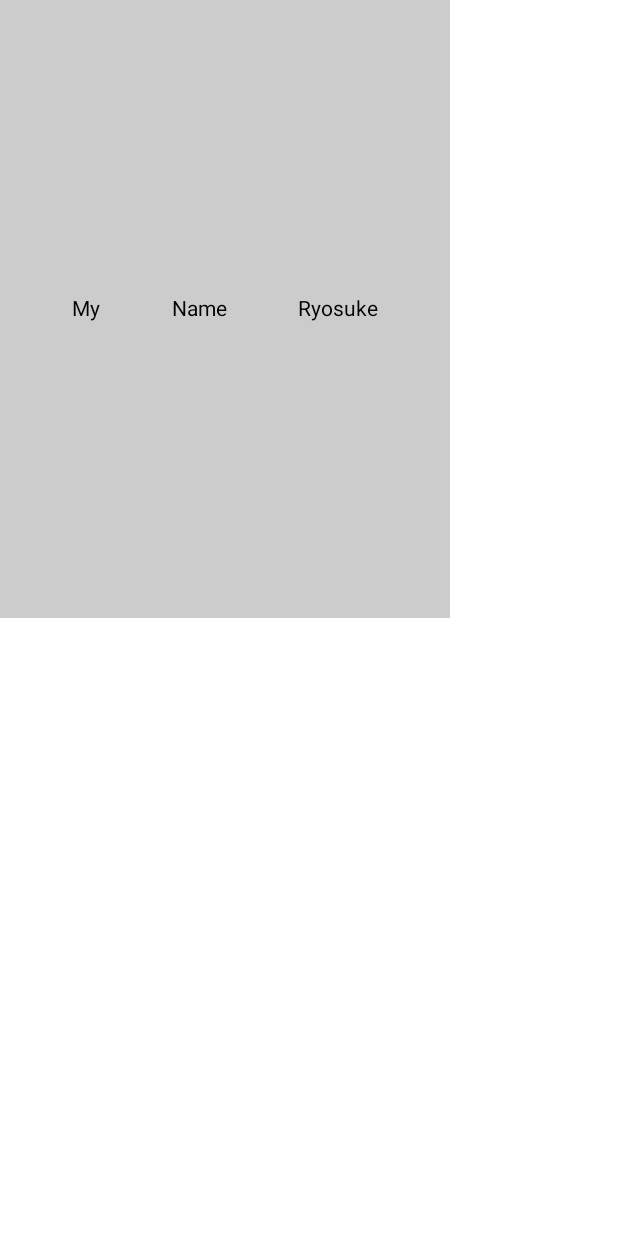
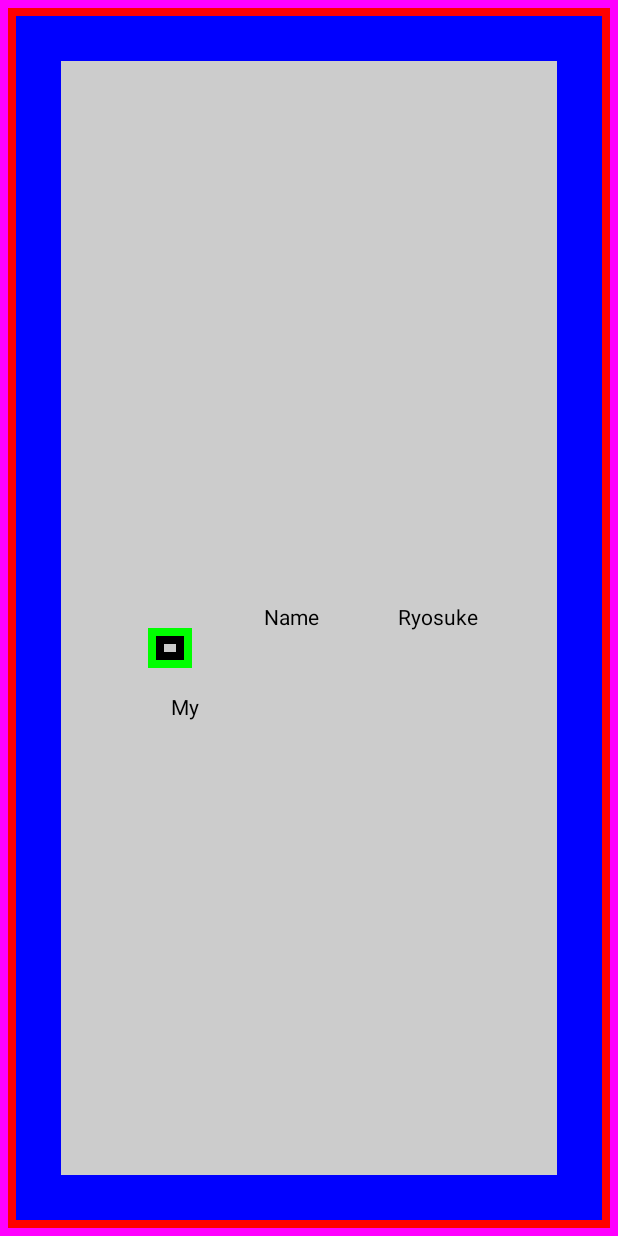
Before and after one commit to Ryosuke-Androiddev/Compose_Practice, an Android app built with Jetpack Compose: the screen it shows after launch (MainActivity), on a phone screen of 412 x 824 dp. Run offline under Robolectric (Android 15) with nearby library versions, the phone set to English and light mode, and no system bars.

Commit message:
stdied modifier

```diff
--- a/app/src/main/java/com/example/compose_practice/MainActivity.kt
+++ b/app/src/main/java/com/example/compose_practice/MainActivity.kt
@@ -4,6 +4,7 @@ import android.os.Bundle
 import androidx.activity.ComponentActivity
 import androidx.activity.compose.setContent
 import androidx.compose.foundation.background
+import androidx.compose.foundation.border
 import androidx.compose.foundation.layout.*
 import androidx.compose.material.Text
 import androidx.compose.runtime.Composable
@@ -20,13 +21,24 @@ class MainActivity : ComponentActivity() {
         setContent {
             Row(
                 modifier = Modifier
-                    .width(300.dp)
-                    .fillMaxHeight(0.5f)
-                    .background(Color.LightGray),
+                    .background(Color.LightGray)
+                    .fillMaxSize()
+                    .border(5.dp, Color.Magenta)
+                    .padding(5.dp)
+                    .border(5.dp,Color.Red)
+                    .padding(5.dp)
+                    .border(30.dp,Color.Blue)
+                    .padding(30.dp),
                 horizontalArrangement = Arrangement.SpaceEvenly,
                 verticalAlignment = Alignment.CenterVertically
             ){
-                Text(text = "My")
+                Text(text = "My",
+                    modifier = Modifier
+                        .offset(5.dp,20.dp)
+                        .border(5.dp,Color.Green)
+                        .padding(5.dp)
+                        .border(5.dp,Color.Black)
+                        .offset(10.dp,40.dp))
                 Text(text = "Name")
                 Text(text = "Ryosuke")
             }
```
